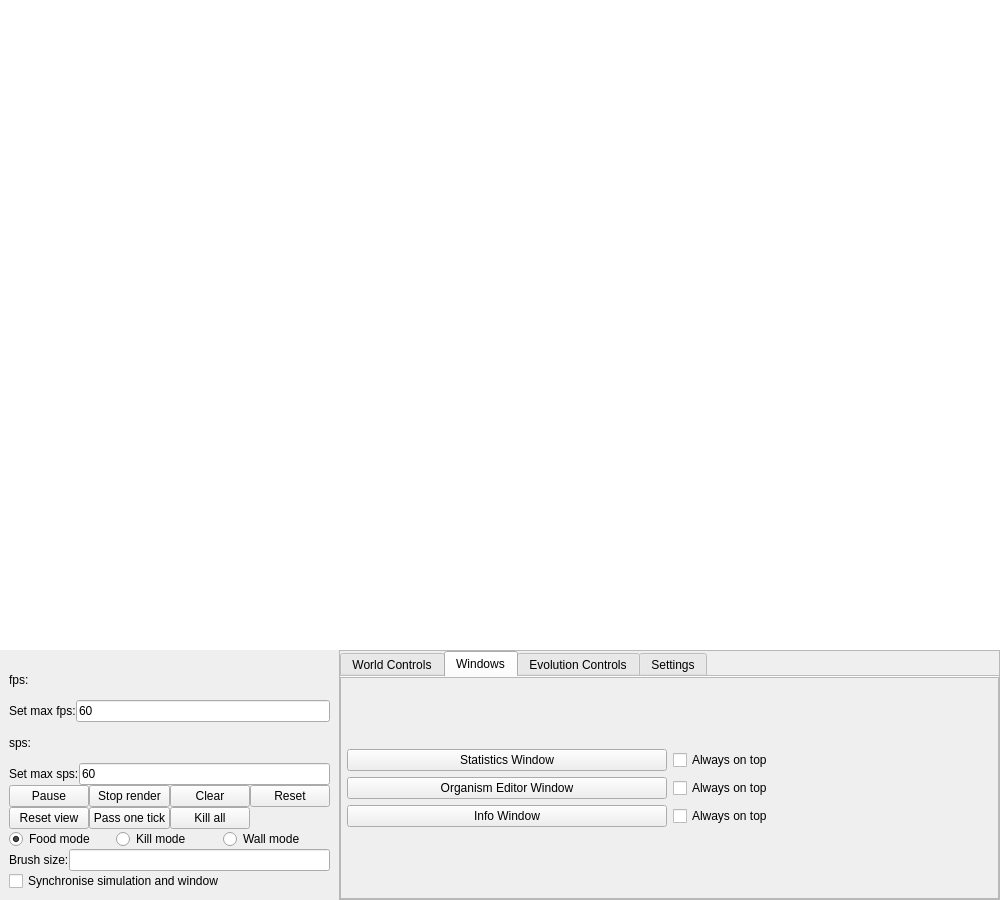
Qt form Source/UiFiles/mainwindow.ui (SuperSpaceEye/LifeEngineExtended) before a commit.
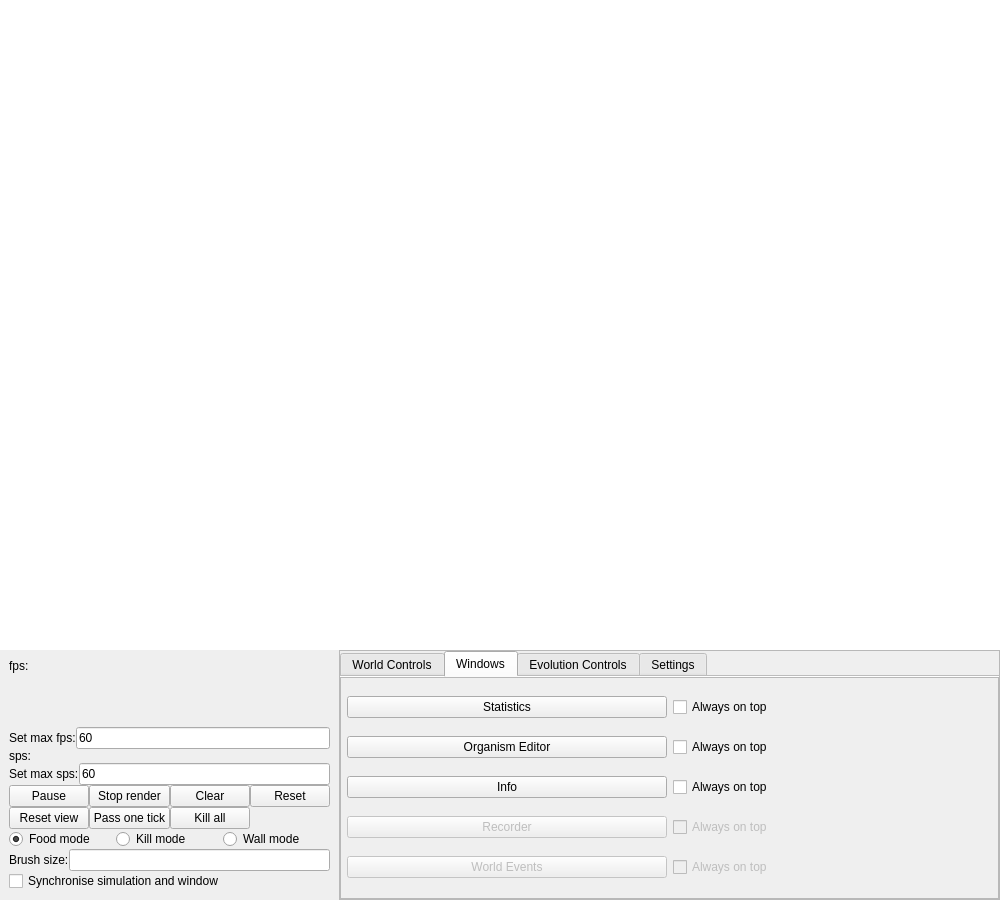
The same form after that commit. The open tabs and pages were chosen to show the change.

Commit message: Finished info (I guess).

The edit to the form file:
```diff
--- a/Source/UiFiles/mainwindow.ui
+++ b/Source/UiFiles/mainwindow.ui
@@ -166,6 +166,32 @@
            </property>
           </widget>
          </item>
+         <item>
+          <spacer name="verticalSpacer_3">
+           <property name="orientation">
+            <enum>Qt::Vertical</enum>
+           </property>
+           <property name="sizeHint" stdset="0">
+            <size>
+             <width>20</width>
+             <height>40</height>
+            </size>
+           </property>
+          </spacer>
+         </item>
+         <item>
+          <spacer name="verticalSpacer_4">
+           <property name="orientation">
+            <enum>Qt::Vertical</enum>
+           </property>
+           <property name="sizeHint" stdset="0">
+            <size>
+             <width>20</width>
+             <height>40</height>
+            </size>
+           </property>
+          </spacer>
+         </item>
          <item>
           <layout class="QHBoxLayout" name="horizontalLayout_6">
            <item>
@@ -813,25 +839,12 @@
                     <property name="bottomMargin">
                      <number>6</number>
                     </property>
-                    <item>
-                     <spacer name="verticalSpacer_4">
-                      <property name="orientation">
-                       <enum>Qt::Vertical</enum>
-                      </property>
-                      <property name="sizeHint" stdset="0">
-                       <size>
-                        <width>20</width>
-                        <height>40</height>
-                       </size>
-                      </property>
-                     </spacer>
-                    </item>
                     <item>
                      <layout class="QHBoxLayout" name="horizontalLayout_35">
                       <item>
                        <widget class="QPushButton" name="tb_open_statisctics">
                         <property name="text">
-                         <string>Statistics Window</string>
+                         <string>Statistics</string>
                         </property>
                         <property name="checkable">
                          <bool>true</bool>
@@ -852,7 +865,7 @@
                       <item>
                        <widget class="QPushButton" name="tb_open_organism_editor">
                         <property name="text">
-                         <string>Organism Editor Window</string>
+                         <string>Organism Editor</string>
                         </property>
                         <property name="checkable">
                          <bool>true</bool>
@@ -873,7 +886,7 @@
                       <item>
                        <widget class="QPushButton" name="tb_open_info_window">
                         <property name="text">
-                         <string>Info Window</string>
+                         <string>Info</string>
                         </property>
                         <property name="checkable">
                          <bool>true</bool>
@@ -890,17 +903,52 @@
                      </layout>
                     </item>
                     <item>
-                     <spacer name="verticalSpacer_3">
-                      <property name="orientation">
-                       <enum>Qt::Vertical</enum>
-                      </property>
-                      <property name="sizeHint" stdset="0">
-                       <size>
-                        <width>20</width>
-                        <height>40</height>
-                       </size>
-                      </property>
-                     </spacer>
+                     <layout class="QHBoxLayout" name="horizontalLayout_51">
+                      <item>
+                       <widget class="QPushButton" name="pushButton">
+                        <property name="enabled">
+                         <bool>false</bool>
+                        </property>
+                        <property name="text">
+                         <string>Recorder</string>
+                        </property>
+                       </widget>
+                      </item>
+                      <item>
+                       <widget class="QCheckBox" name="checkBox">
+                        <property name="enabled">
+                         <bool>false</bool>
+                        </property>
+                        <property name="text">
+                         <string>Always on top</string>
+                        </property>
+                       </widget>
+                      </item>
+                     </layout>
+                    </item>
+                    <item>
+                     <layout class="QHBoxLayout" name="horizontalLayout_52">
+                      <item>
+                       <widget class="QPushButton" name="pushButton_2">
+                        <property name="enabled">
+                         <bool>false</bool>
+                        </property>
+                        <property name="text">
+                         <string>World Events</string>
+                        </property>
+                       </widget>
+                      </item>
+                      <item>
+                       <widget class="QCheckBox" name="checkBox_2">
+                        <property name="enabled">
+                         <bool>false</bool>
+                        </property>
+                        <property name="text">
+                         <string>Always on top</string>
+                        </property>
+                       </widget>
+                      </item>
+                     </layout>
                     </item>
                    </layout>
                   </widget>
```
Left out of the diff: 8 changed lines with no effect on the pictures. The commit also changes 10 other files.
